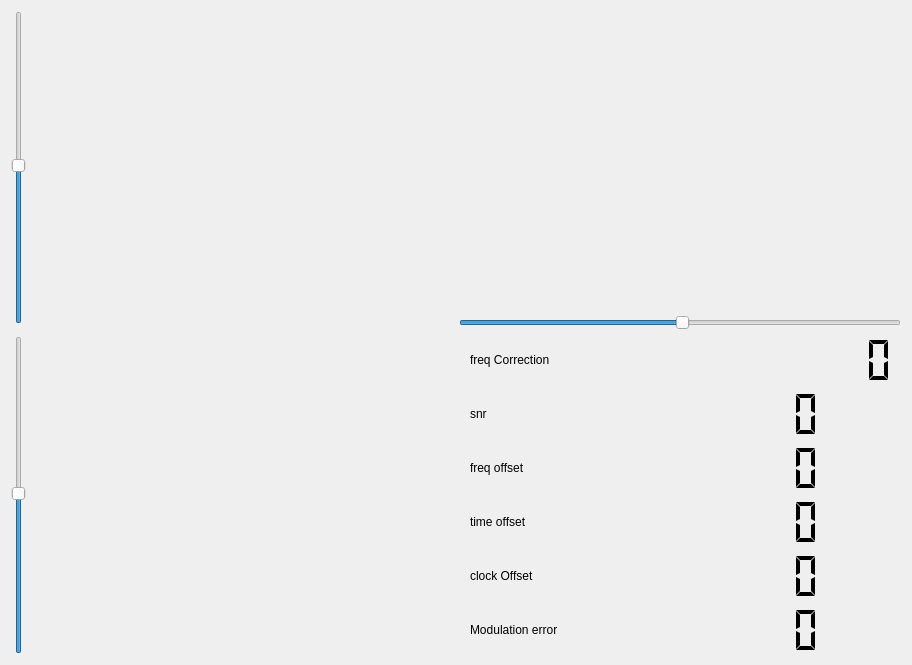
First picture: the form in viewers/spectrum-viewer/scopewidget.ui, repository JvanKatwijk/qt-dab, before the edit.
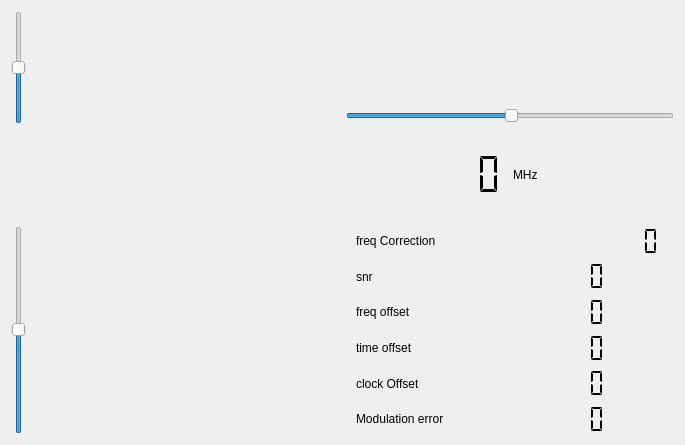
Second picture: the form after the edit. Custom widgets are drawn as their Qt base class.

```diff
--- a/viewers/spectrum-viewer/scopewidget.ui
+++ b/viewers/spectrum-viewer/scopewidget.ui
@@ -6,8 +6,8 @@
    <rect>
     <x>0</x>
     <y>0</y>
-    <width>912</width>
-    <height>665</height>
+    <width>685</width>
+    <height>445</height>
    </rect>
   </property>
   <property name="windowTitle">
@@ -15,9 +15,9 @@
   </property>
   <layout class="QVBoxLayout" name="verticalLayout_3">
    <item>
-    <layout class="QHBoxLayout" name="horizontalLayout_3">
+    <layout class="QHBoxLayout" name="horizontalLayout_4">
      <item>
-      <layout class="QVBoxLayout" name="verticalLayout_2">
+      <layout class="QVBoxLayout" name="verticalLayout">
        <item>
         <layout class="QHBoxLayout" name="horizontalLayout">
          <item>
@@ -41,7 +41,7 @@
            <property name="maximumSize">
             <size>
              <width>16777215</width>
-             <height>100</height>
+             <height>90</height>
             </size>
            </property>
            <property name="toolTip">
@@ -53,10 +53,16 @@
        </item>
        <item>
         <widget class="QwtPlot" name="nullDisplay">
+         <property name="sizePolicy">
+          <sizepolicy hsizetype="Expanding" vsizetype="Expanding">
+           <horstretch>0</horstretch>
+           <verstretch>0</verstretch>
+          </sizepolicy>
+         </property>
          <property name="maximumSize">
           <size>
            <width>16777215</width>
-           <height>91</height>
+           <height>90</height>
           </size>
          </property>
          <property name="toolTip">
@@ -67,9 +73,15 @@
       </layout>
      </item>
      <item>
-      <layout class="QVBoxLayout" name="verticalLayout">
+      <layout class="QVBoxLayout" name="verticalLayout_2">
        <item>
         <widget class="QwtPlot" name="iqDisplay">
+         <property name="maximumSize">
+          <size>
+           <width>291</width>
+           <height>181</height>
+          </size>
+         </property>
          <property name="toolTip">
           <string>&lt;html&gt;&lt;head/&gt;&lt;body&gt;&lt;p&gt;IQ constallation of the decoded signal. Ideally one sees 4 dots, one in each quadrant&lt;/p&gt;&lt;/body&gt;&lt;/html&gt;</string>
          </property>
@@ -88,6 +100,37 @@
          </property>
         </widget>
        </item>
+       <item>
+        <layout class="QHBoxLayout" name="horizontalLayout_3">
+         <item>
+          <widget class="QLCDNumber" name="frequencyDisplay">
+           <property name="font">
+            <font>
+             <pointsize>15</pointsize>
+             <weight>75</weight>
+             <bold>true</bold>
+            </font>
+           </property>
+           <property name="frameShape">
+            <enum>QFrame::NoFrame</enum>
+           </property>
+           <property name="digitCount">
+            <number>7</number>
+           </property>
+           <property name="segmentStyle">
+            <enum>QLCDNumber::Flat</enum>
+           </property>
+          </widget>
+         </item>
+         <item>
+          <widget class="QLabel" name="label_7">
+           <property name="text">
+            <string>MHz</string>
+           </property>
+          </widget>
+         </item>
+        </layout>
+       </item>
       </layout>
      </item>
     </layout>
```
